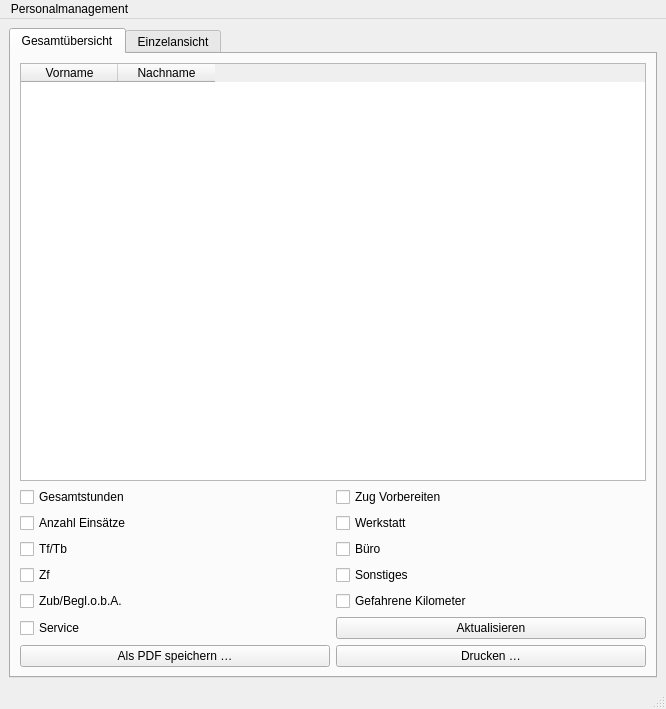
Above: Programm/personalwindow.ui from philjosch/Einsatzplaner before the change. Below: the same form after it.
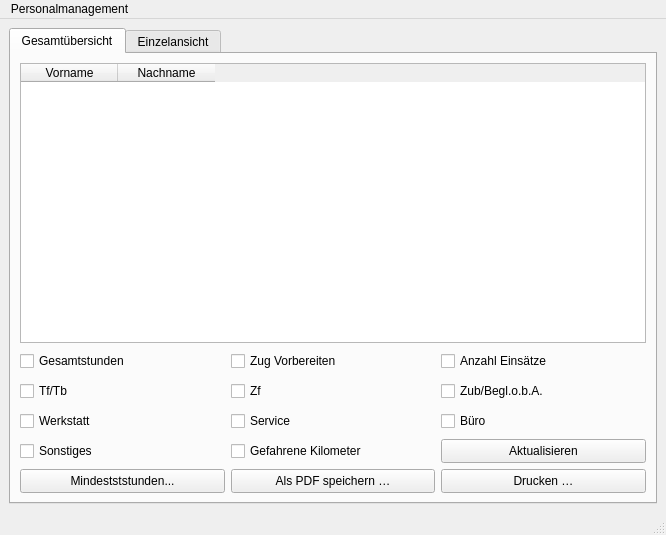
That is the form after the change.

What changed in the file:
```diff
--- a/Programm/personalwindow.ui
+++ b/Programm/personalwindow.ui
@@ -10,16 +10,19 @@
     <x>0</x>
     <y>0</y>
     <width>666</width>
-    <height>709</height>
+    <height>535</height>
    </rect>
   </property>
   <property name="windowTitle">
    <string>MainWindow</string>
   </property>
   <widget class="QWidget" name="centralwidget">
-   <layout class="QGridLayout" name="gridLayout_4">
+   <layout class="QGridLayout" name="gridLayout_3">
     <item row="0" column="0">
      <widget class="QTabWidget" name="tabWidgetMain">
+      <property name="enabled">
+       <bool>true</bool>
+      </property>
       <property name="currentIndex">
        <number>0</number>
       </property>
@@ -27,8 +30,8 @@
        <attribute name="title">
         <string>Gesamtübersicht</string>
        </attribute>
-       <layout class="QGridLayout" name="gridLayout_3">
-        <item row="0" column="0" colspan="2">
+       <layout class="QGridLayout" name="gridLayout" rowstretch="1,0,0,0,0,0">
+        <item row="0" column="0" colspan="3">
          <widget class="QTableWidget" name="tabelleGesamt">
           <property name="editTriggers">
            <set>QAbstractItemView::NoEditTriggers</set>
@@ -54,10 +57,42 @@
           </column>
          </widget>
         </item>
-        <item row="1" column="0" colspan="2">
-         <layout class="QGridLayout" name="gridLayout">
-          <item row="0" column="1">
+        <item row="1" column="0">
+         <widget class="QCheckBox" name="checkShowGesamt">
+          <property name="minimumSize">
+           <size>
+            <width>0</width>
+            <height>24</height>
+           </size>
+          </property>
+          <property name="maximumSize">
+           <size>
+            <width>16777215</width>
+            <height>24</height>
+           </size>
+          </property>
+          <property name="text">
+           <string>Gesamtstunden</string>
+          </property>
+          <property name="checked">
+           <bool>false</bool>
+          </property>
+         </widget>
+        </item>
+        <item row="1" column="1">
            <widget class="QCheckBox" name="checkShowVorbereiten">
+          <property name="minimumSize">
+           <size>
+            <width>0</width>
+            <height>24</height>
+           </size>
+          </property>
+          <property name="maximumSize">
+           <size>
+            <width>16777215</width>
+            <height>24</height>
+           </size>
+          </property>
             <property name="text">
              <string>Zug Vorbereiten</string>
             </property>
@@ -66,8 +101,108 @@
             </property>
            </widget>
           </item>
-          <item row="1" column="1">
+        <item row="1" column="2">
+         <widget class="QCheckBox" name="checkShowAnzahl">
+          <property name="minimumSize">
+           <size>
+            <width>0</width>
+            <height>24</height>
+           </size>
+          </property>
+          <property name="maximumSize">
+           <size>
+            <width>16777215</width>
+            <height>24</height>
+           </size>
+          </property>
+          <property name="text">
+           <string>Anzahl Einsätze</string>
+          </property>
+          <property name="checked">
+           <bool>false</bool>
+          </property>
+         </widget>
+        </item>
+        <item row="2" column="0">
+         <widget class="QCheckBox" name="checkShowTf">
+          <property name="minimumSize">
+           <size>
+            <width>0</width>
+            <height>24</height>
+           </size>
+          </property>
+          <property name="maximumSize">
+           <size>
+            <width>16777215</width>
+            <height>24</height>
+           </size>
+          </property>
+          <property name="text">
+           <string>Tf/Tb</string>
+          </property>
+          <property name="checked">
+           <bool>false</bool>
+          </property>
+         </widget>
+        </item>
+        <item row="2" column="1">
+         <widget class="QCheckBox" name="checkShowZf">
+          <property name="minimumSize">
+           <size>
+            <width>0</width>
+            <height>24</height>
+           </size>
+          </property>
+          <property name="maximumSize">
+           <size>
+            <width>16777215</width>
+            <height>24</height>
+           </size>
+          </property>
+          <property name="text">
+           <string>Zf</string>
+          </property>
+          <property name="checked">
+           <bool>false</bool>
+          </property>
+         </widget>
+        </item>
+        <item row="2" column="2">
+         <widget class="QCheckBox" name="checkShowZub">
+          <property name="minimumSize">
+           <size>
+            <width>0</width>
+            <height>24</height>
+           </size>
+          </property>
+          <property name="maximumSize">
+           <size>
+            <width>16777215</width>
+            <height>24</height>
+           </size>
+          </property>
+          <property name="text">
+           <string>Zub/Begl.o.b.A.</string>
+          </property>
+          <property name="checked">
+           <bool>false</bool>
+          </property>
+         </widget>
+        </item>
+        <item row="3" column="0">
            <widget class="QCheckBox" name="checkShowWerkstatt">
+          <property name="minimumSize">
+           <size>
+            <width>0</width>
+            <height>24</height>
+           </size>
+          </property>
+          <property name="maximumSize">
+           <size>
+            <width>16777215</width>
+            <height>24</height>
+           </size>
+          </property>
             <property name="text">
              <string>Werkstatt</string>
             </property>
@@ -76,8 +211,42 @@
             </property>
            </widget>
           </item>
-          <item row="2" column="1">
+        <item row="3" column="1">
+         <widget class="QCheckBox" name="checkShowService">
+          <property name="minimumSize">
+           <size>
+            <width>0</width>
+            <height>24</height>
+           </size>
+          </property>
+          <property name="maximumSize">
+           <size>
+            <width>16777215</width>
+            <height>24</height>
+           </size>
+          </property>
+          <property name="text">
+           <string>Service</string>
+          </property>
+          <property name="checked">
+           <bool>false</bool>
+          </property>
+         </widget>
+        </item>
+        <item row="3" column="2">
            <widget class="QCheckBox" name="checkShowBuero">
+          <property name="minimumSize">
+           <size>
+            <width>0</width>
+            <height>24</height>
+           </size>
+          </property>
+          <property name="maximumSize">
+           <size>
+            <width>16777215</width>
+            <height>24</height>
+           </size>
+          </property>
             <property name="text">
              <string>Büro</string>
             </property>
@@ -86,8 +255,20 @@
             </property>
            </widget>
           </item>
-          <item row="3" column="1">
+        <item row="4" column="0">
            <widget class="QCheckBox" name="checkShowSonstiges">
+          <property name="minimumSize">
+           <size>
+            <width>0</width>
+            <height>24</height>
+           </size>
+          </property>
+          <property name="maximumSize">
+           <size>
+            <width>16777215</width>
+            <height>24</height>
+           </size>
+          </property>
             <property name="text">
              <string>Sonstiges</string>
             </property>
@@ -98,6 +279,18 @@
           </item>
           <item row="4" column="1">
            <widget class="QCheckBox" name="checkShowKilometer">
+          <property name="minimumSize">
+           <size>
+            <width>0</width>
+            <height>24</height>
+           </size>
+          </property>
+          <property name="maximumSize">
+           <size>
+            <width>16777215</width>
+            <height>24</height>
+           </size>
+          </property>
             <property name="text">
              <string>Gefahrene Kilometer</string>
             </property>
@@ -106,8 +299,20 @@
             </property>
            </widget>
           </item>
-          <item row="5" column="1">
+        <item row="4" column="2">
            <widget class="QPushButton" name="pushAktualisieren">
+          <property name="minimumSize">
+           <size>
+            <width>0</width>
+            <height>24</height>
+           </size>
+          </property>
+          <property name="maximumSize">
+           <size>
+            <width>16777215</width>
+            <height>24</height>
+           </size>
+          </property>
             <property name="toolTip">
              <string>Die Werte neuberechnen und die Anzeige aktualisieren</string>
             </property>
@@ -120,76 +325,57 @@
            </widget>
           </item>
           <item row="5" column="0">
-           <widget class="QCheckBox" name="checkShowService">
-            <property name="text">
-             <string>Service</string>
-            </property>
-            <property name="checked">
-             <bool>false</bool>
-            </property>
-           </widget>
-          </item>
-          <item row="4" column="0">
-           <widget class="QCheckBox" name="checkShowZub">
+         <widget class="QPushButton" name="pushMindeststunden">
+          <property name="minimumSize">
+           <size>
+            <width>0</width>
+            <height>24</height>
+           </size>
+          </property>
+          <property name="maximumSize">
+           <size>
+            <width>16777215</width>
+            <height>24</height>
+           </size>
+          </property>
             <property name="text">
-             <string>Zub/Begl.o.b.A.</string>
-            </property>
-            <property name="checked">
-             <bool>false</bool>
-            </property>
-           </widget>
-          </item>
-          <item row="3" column="0">
-           <widget class="QCheckBox" name="checkShowZf">
-            <property name="text">
-             <string>Zf</string>
-            </property>
-            <property name="checked">
-             <bool>false</bool>
-            </property>
-           </widget>
-          </item>
-          <item row="2" column="0">
-           <widget class="QCheckBox" name="checkShowTf">
-            <property name="text">
-             <string>Tf/Tb</string>
-            </property>
-            <property name="checked">
-             <bool>false</bool>
-            </property>
-           </widget>
-          </item>
-          <item row="1" column="0">
-           <widget class="QCheckBox" name="checkShowAnzahl">
-            <property name="text">
-             <string>Anzahl Einsätze</string>
-            </property>
-            <property name="checked">
-             <bool>false</bool>
-            </property>
-           </widget>
-          </item>
-          <item row="0" column="0">
-           <widget class="QCheckBox" name="checkShowGesamt">
-            <property name="text">
-             <string>Gesamtstunden</string>
-            </property>
-            <property name="checked">
-             <bool>false</bool>
-            </property>
-           </widget>
-          </item>
-         </layout>
-        </item>
-        <item row="2" column="0">
+           <string>Mindestststunden...</string>
+          </property>
+         </widget>
+        </item>
+        <item row="5" column="1">
          <widget class="QPushButton" name="pushPDF">
+          <property name="minimumSize">
+           <size>
+            <width>0</width>
+            <height>24</height>
+           </size>
+          </property>
+          <property name="maximumSize">
+           <size>
+            <width>16777215</width>
+            <height>24</height>
+           </size>
+          </property>
           <property name="text">
            <string>Als PDF speichern …</string>
           </property>
          </widget>
         </item>
-        <item row="2" column="1">
+        <item row="5" column="2">
          <widget class="QPushButton" name="pushPrint">
+          <property name="minimumSize">
+           <size>
+            <width>0</width>
+            <height>24</height>
+           </size>
+          </property>
+          <property name="maximumSize">
+           <size>
+            <width>16777215</width>
+            <height>24</height>
+           </size>
+          </property>
           <property name="text">
            <string>Drucken …</string>
           </property>
```
Left out of the diff: 42 changed lines with no effect on the pictures. Lines whose indentation alone changed are shown as unchanged.
